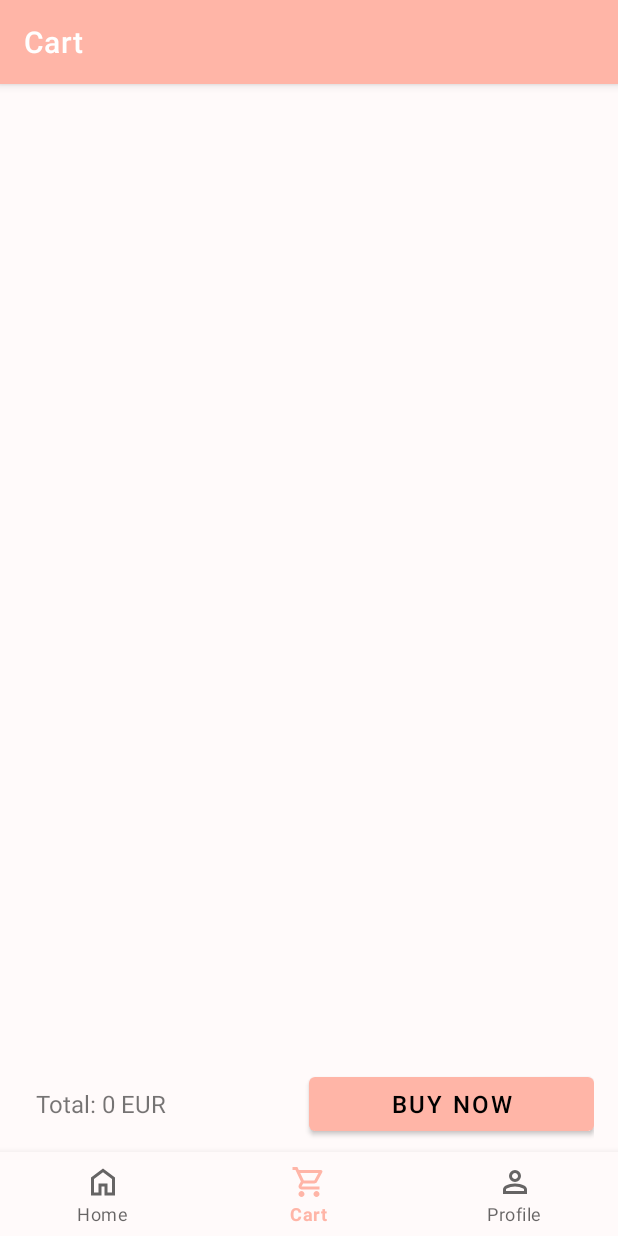
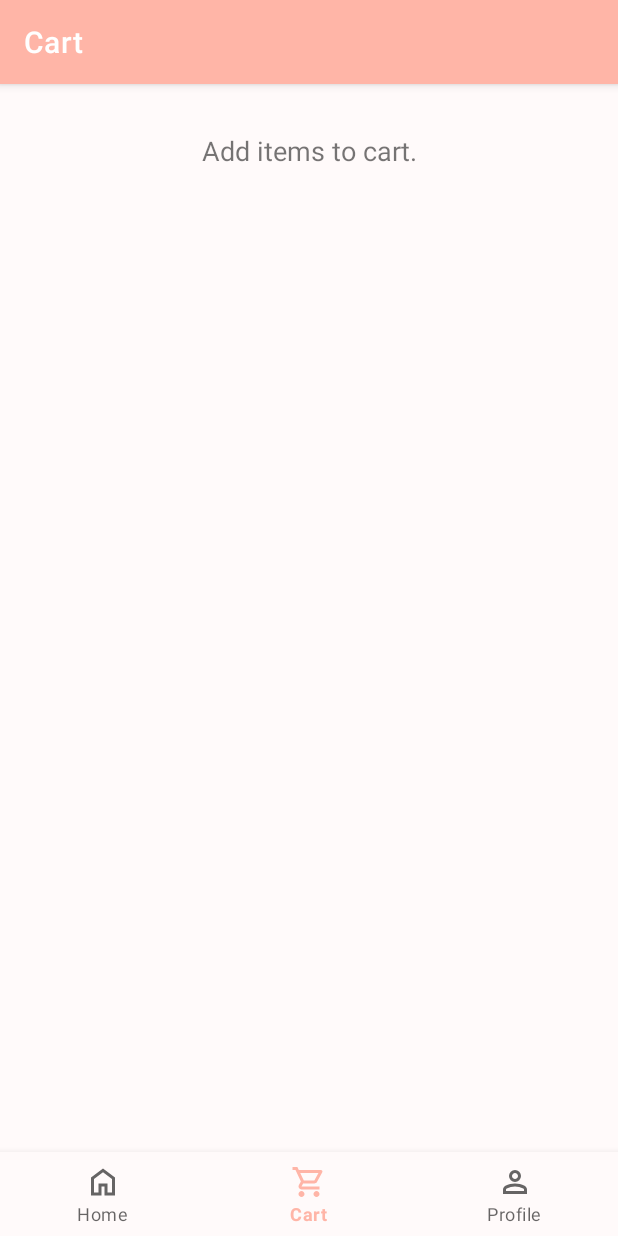
Before and after one commit to tenaprog/MicroCart-Mobile-App, an Android app: the CartFragment screen opened through its navigation route, on a phone screen of 412 x 824 dp. Run offline under Robolectric (Android 15) with nearby library versions, the phone set to English and light mode, and no system bars; our stand-ins replace navigation-ui.

Commit message:
added success fragment

```diff
--- a/app/src/main/java/com/unipu/microcart/ui/cart/CartFragment.kt
+++ b/app/src/main/java/com/unipu/microcart/ui/cart/CartFragment.kt
@@ -6,8 +6,10 @@ import android.view.View
 import android.view.ViewGroup
 import android.widget.Toast
 import androidx.fragment.app.Fragment
+import androidx.navigation.fragment.findNavController
 import androidx.recyclerview.widget.LinearLayoutManager
 import com.unipu.microcart.Item
+import com.unipu.microcart.R
 import com.unipu.microcart.databinding.FragmentCartBinding
 import org.json.JSONArray
 import org.json.JSONObject
@@ -33,6 +35,14 @@ class CartFragment : Fragment() {
         }
         binding.cartRecyclerView.layoutManager = LinearLayoutManager(requireContext())
         binding.cartRecyclerView.adapter = cartAdapter
+
+        updateUI()
+
+        binding.buttonBuyNow.setOnClickListener {
+            findNavController().navigate(R.id.action_cart_to_orderPlaced)
+            // TODO: send email to user
+            // TODO: clear cart from storage
+        }
 
         return binding.root
     }
@@ -61,9 +71,28 @@ class CartFragment : Fragment() {
         }
     }
 
+    private fun updateUI() {
+        if (cartItems.isEmpty()) {
+            binding.textViewEmptyCart.visibility = View.VISIBLE
+            binding.textViewTotal.visibility = View.GONE
+            binding.buttonBuyNow.visibility = View.GONE
+        } else {
+            binding.textViewEmptyCart.visibility = View.GONE
+            binding.textViewTotal.visibility = View.VISIBLE
+            binding.buttonBuyNow.visibility = View.VISIBLE
+            updateTotal()
+        }
+    }
+
+    private fun updateTotal() {
+        val total = cartItems.sumOf { it.price }
+        binding.textViewTotal.text = "Total: %.2f EUR".format(total)
+    }
+
     private fun deleteItem(item: Item) {
         cartItems.remove(item)
         binding.cartRecyclerView.adapter?.notifyDataSetChanged()
+        updateUI()
         saveItemsToStorage()
     }
 
--- a/app/src/main/java/com/unipu/microcart/ui/home/ItemDetailsFragment.kt
+++ b/app/src/main/java/com/unipu/microcart/ui/home/ItemDetailsFragment.kt
@@ -98,10 +98,10 @@ class ItemDetailsFragment : Fragment() {
                 writer.write(jsonArray.toString())
             }
 
-            Toast.makeText(requireContext(), "Item saved to cart!", Toast.LENGTH_SHORT).show()
+            Toast.makeText(requireContext(), "Item added to cart!", Toast.LENGTH_SHORT).show()
         } catch (e: Exception) {
             e.printStackTrace()
-            Toast.makeText(requireContext(), "Failed to save item", Toast.LENGTH_SHORT).show()
+            Toast.makeText(requireContext(), "Failed to add item", Toast.LENGTH_SHORT).show()
         }
     }
 
--- a/app/src/main/res/layout/fragment_cart.xml
+++ b/app/src/main/res/layout/fragment_cart.xml
@@ -11,6 +11,16 @@
         android:layout_marginBottom="@dimen/bottom_nav_bar"
         android:orientation="vertical"
         android:padding="16dp">
+
+        <TextView
+            android:id="@+id/textViewEmptyCart"
+            android:layout_width="match_parent"
+            android:layout_height="wrap_content"
+            android:gravity="center"
+            android:padding="16dp"
+            android:text="@string/cart_empty_message"
+            android:textSize="18sp"
+            android:visibility="gone" />
 
         <androidx.recyclerview.widget.RecyclerView
                     android:id="@+id/cartRecyclerView"
@@ -30,7 +40,6 @@
                 android:layout_height="wrap_content"
                 android:layout_weight="1"
                 android:padding="8dp"
-                android:text="Total: 0 EUR"
                 android:textSize="16sp" />
 
             <Button
--- a/app/src/main/res/navigation/mobile_navigation.xml
+++ b/app/src/main/res/navigation/mobile_navigation.xml
@@ -27,7 +27,19 @@
         android:id="@+id/navigation_cart"
         android:name="com.unipu.microcart.ui.cart.CartFragment"
         android:label="@string/title_cart"
-        tools:layout="@layout/fragment_cart" />
+        tools:layout="@layout/fragment_cart">
+        <action
+            android:id="@+id/action_cart_to_orderPlaced"
+            app:destination="@id/navigation_order_placed"
+            app:popUpTo="@+id/navigation_cart"
+            app:popUpToInclusive="true" />
+    </fragment>
+
+    <fragment
+        android:id="@+id/navigation_order_placed"
+        android:name="com.unipu.microcart.ui.cart.OrderPlacedFragment"
+        android:label="@string/order_placed"
+        tools:layout="@layout/fragment_order_placed" />
 
     <fragment
         android:id="@+id/navigation_profile"
--- a/app/src/main/res/values/strings.xml
+++ b/app/src/main/res/values/strings.xml
@@ -10,4 +10,7 @@
     <string name="add_to_cart">Add To Cart</string>
     <string name="size">Size:</string>
     <string name="delete">delete</string>
+    <string name="cart_empty_message">Add items to cart.</string>
+    <string name="order_placed">Order placed</string>
+    <string name="success">Order has been successful!\n\nConfirmation has been sent to your email\n\nYour items will be with you shortly.</string>
 </resources>
```
Also changed, not shown: app/src/main/java/com/unipu/microcart/ui/cart/OrderPlacedFragment.kt (added, +27 -0 lines), app/src/main/res/layout/fragment_order_placed.xml (added, +32 -0 lines), app/src/main/res/drawable/ic_fireworks.png (added).
